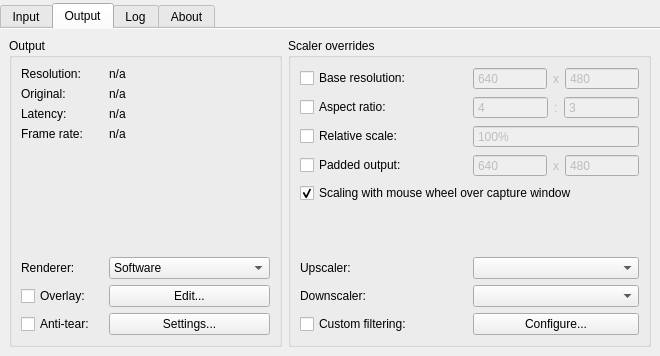
mrehkopf/vcs, file src/display/qt/d_control_panel.ui: the form before one commit.
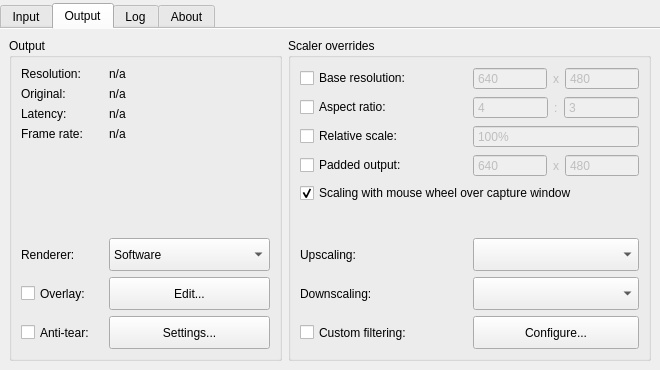
The form after the commit. The open tabs and pages were chosen to show the change.

Commit message: GUI:  Tweak layout of control panel's output tab

```diff
--- a/src/display/qt/d_control_panel.ui
+++ b/src/display/qt/d_control_panel.ui
@@ -7,7 +7,7 @@
     <x>0</x>
     <y>0</y>
     <width>660</width>
-    <height>356</height>
+    <height>370</height>
    </rect>
   </property>
   <property name="windowTitle">
@@ -606,25 +606,17 @@
              </item>
              <item row="9" column="0">
               <widget class="QLabel" name="label_2">
+               <property name="minimumSize">
+                <size>
+                 <width>0</width>
+                 <height>33</height>
+                </size>
+               </property>
                <property name="text">
                 <string>Renderer:</string>
                </property>
               </widget>
              </item>
-             <item row="9" column="1">
-              <widget class="QComboBox" name="comboBox_renderer">
-               <item>
-                <property name="text">
-                 <string>Software</string>
-                </property>
-               </item>
-               <item>
-                <property name="text">
-                 <string>OpenGL</string>
-                </property>
-               </item>
-              </widget>
-             </item>
              <item row="10" column="0">
               <widget class="QCheckBox" name="checkBox_overlay">
                <property name="sizePolicy">
@@ -633,6 +625,12 @@
                  <verstretch>0</verstretch>
                 </sizepolicy>
                </property>
+               <property name="minimumSize">
+                <size>
+                 <width>0</width>
+                 <height>33</height>
+                </size>
+               </property>
                <property name="text">
                 <string>Overlay:</string>
                </property>
@@ -640,6 +638,12 @@
              </item>
              <item row="10" column="1">
               <widget class="QPushButton" name="pushButton_editOverlay">
+               <property name="minimumSize">
+                <size>
+                 <width>0</width>
+                 <height>33</height>
+                </size>
+               </property>
                <property name="text">
                 <string>Edit...</string>
                </property>
@@ -653,6 +657,12 @@
                  <verstretch>0</verstretch>
                 </sizepolicy>
                </property>
+               <property name="minimumSize">
+                <size>
+                 <width>0</width>
+                 <height>33</height>
+                </size>
+               </property>
                <property name="text">
                 <string>Anti-tear:</string>
                </property>
@@ -660,11 +670,37 @@
              </item>
              <item row="11" column="1">
               <widget class="QPushButton" name="pushButton_antiTearOptions">
+               <property name="minimumSize">
+                <size>
+                 <width>0</width>
+                 <height>33</height>
+                </size>
+               </property>
                <property name="text">
                 <string>Settings...</string>
                </property>
               </widget>
              </item>
+             <item row="9" column="1">
+              <widget class="QComboBox" name="comboBox_renderer">
+               <property name="minimumSize">
+                <size>
+                 <width>0</width>
+                 <height>33</height>
+                </size>
+               </property>
+               <item>
+                <property name="text">
+                 <string>Software</string>
+                </property>
+               </item>
+               <item>
+                <property name="text">
+                 <string>OpenGL</string>
+                </property>
+               </item>
+              </widget>
+             </item>
             </layout>
            </widget>
           </item>
@@ -677,6 +713,9 @@
           <string>Scaler overrides</string>
          </property>
          <layout class="QVBoxLayout" name="verticalLayout_4">
+          <property name="topMargin">
+           <number>9</number>
+          </property>
           <item>
            <layout class="QHBoxLayout" name="horizontalLayout_12">
             <item>
@@ -1019,8 +1058,14 @@
                 <verstretch>0</verstretch>
                </sizepolicy>
               </property>
+              <property name="minimumSize">
+               <size>
+                <width>0</width>
+                <height>33</height>
+               </size>
+              </property>
               <property name="text">
-               <string>Upscaler:</string>
+               <string>Upscaling:</string>
               </property>
               <property name="alignment">
                <set>Qt::AlignLeading|Qt::AlignLeft|Qt::AlignVCenter</set>
@@ -1035,6 +1080,12 @@
                 <verstretch>0</verstretch>
                </sizepolicy>
               </property>
+              <property name="minimumSize">
+               <size>
+                <width>0</width>
+                <height>33</height>
+               </size>
+              </property>
               <property name="currentIndex">
                <number>-1</number>
               </property>
@@ -1052,8 +1103,14 @@
                 <verstretch>0</verstretch>
                </sizepolicy>
               </property>
+              <property name="minimumSize">
+               <size>
+                <width>0</width>
+                <height>33</height>
+               </size>
+              </property>
               <property name="text">
-               <string>Downscaler:</string>
+               <string>Downscaling:</string>
               </property>
               <property name="alignment">
                <set>Qt::AlignLeading|Qt::AlignLeft|Qt::AlignVCenter</set>
@@ -1068,6 +1125,12 @@
                 <verstretch>0</verstretch>
                </sizepolicy>
               </property>
+              <property name="minimumSize">
+               <size>
+                <width>0</width>
+                <height>33</height>
+               </size>
+              </property>
               <property name="currentIndex">
                <number>-1</number>
               </property>
@@ -1085,6 +1148,12 @@
                 <verstretch>0</verstretch>
                </sizepolicy>
               </property>
+              <property name="minimumSize">
+               <size>
+                <width>0</width>
+                <height>33</height>
+               </size>
+              </property>
               <property name="text">
                <string>Custom filtering:</string>
               </property>
@@ -1098,6 +1167,12 @@
                 <verstretch>0</verstretch>
                </sizepolicy>
               </property>
+              <property name="minimumSize">
+               <size>
+                <width>0</width>
+                <height>33</height>
+               </size>
+              </property>
               <property name="text">
                <string>Configure...</string>
               </property>
```
Left out of the diff: 2 changed lines with no effect on the pictures.
